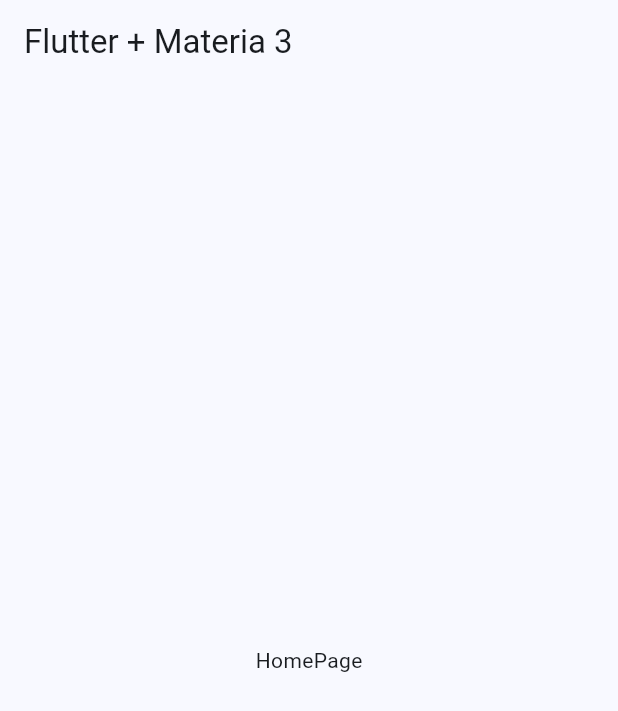
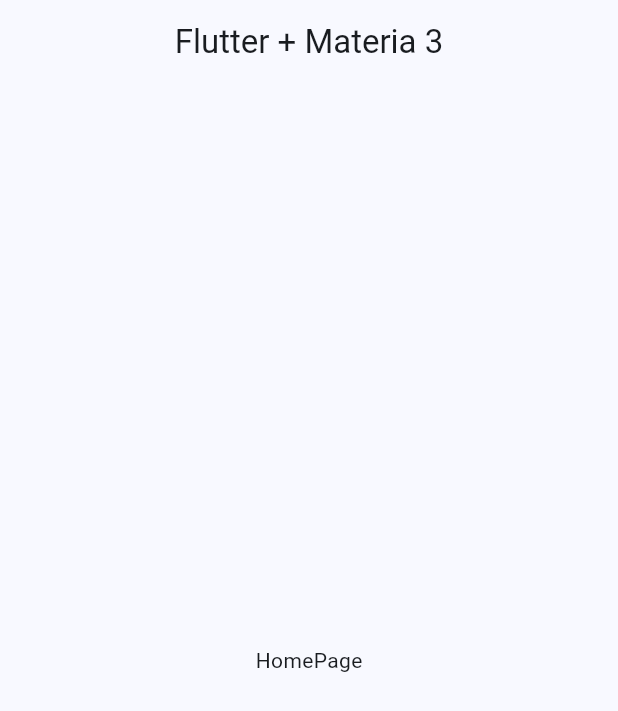
Before and after one commit to AlDaniel1337/fl_widgets_app, a Flutter app: the screen it shows after launch, on a phone screen of 412 x 824 dp. Shown: the top 711 px of the screen. Run offline on Flutter 3.47's test engine with Material 3 defaults, Android fonts, the phone set to English and light mode, and no system bars; our stand-ins replace get.

Commit message:
modificado el tema

```diff
--- a/lib/config/theme/app_theme.dart
+++ b/lib/config/theme/app_theme.dart
@@ -29,8 +29,13 @@ class AppTheme{
   static ThemeData theme({ ColorTheme themeColor = ColorTheme.blue }) => ThemeData(
     useMaterial3: true,
     colorSchemeSeed: themeColor.bgColor,
-    brightness: Brightness.light
+    brightness: Brightness.light,
+    appBarTheme: const AppBarTheme(
+      centerTitle: true,
+    )
   );
+
+
 
   //*==========[ COLORES DEL TEMA ]==========*\
 
```
